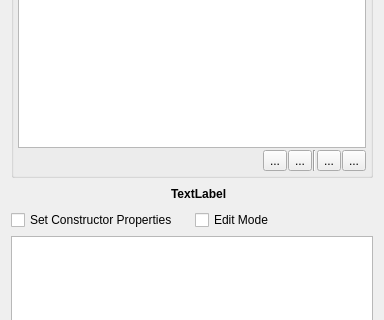
Above: Editor/src/Items/Entity/EntityWidget.ui from GameOverture/HarmonyEngine before the change; both pictures show x 0 to 384 and y 218 to 538 of the 384 by 797 pixel window. Below: the same form after it.
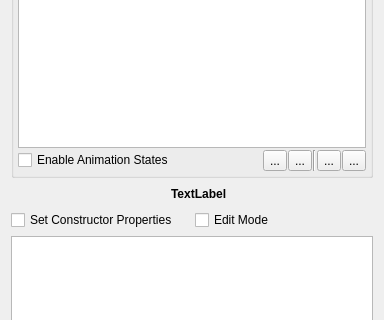
That is the form after the change. Icons and pictures are not drawn. Custom widgets are drawn as their Qt base class.

Commit message: Entity Anim States (aka dopesheet) is now a feature that must be enabled on the editor entity, and no longer exports entity with timeline overhead if it's not enabled

Diff of the .ui file:
```diff
--- a/Editor/src/Items/Entity/EntityWidget.ui
+++ b/Editor/src/Items/Entity/EntityWidget.ui
@@ -599,6 +599,13 @@
           <property name="spacing">
            <number>1</number>
           </property>
+          <item>
+           <widget class="QCheckBox" name="chkEnableAnimStates">
+            <property name="text">
+             <string>Enable Animation States</string>
+            </property>
+           </widget>
+          </item>
           <item>
            <spacer name="horizontalSpacer_3">
             <property name="orientation">
```
The commit also changes 15 other files.
